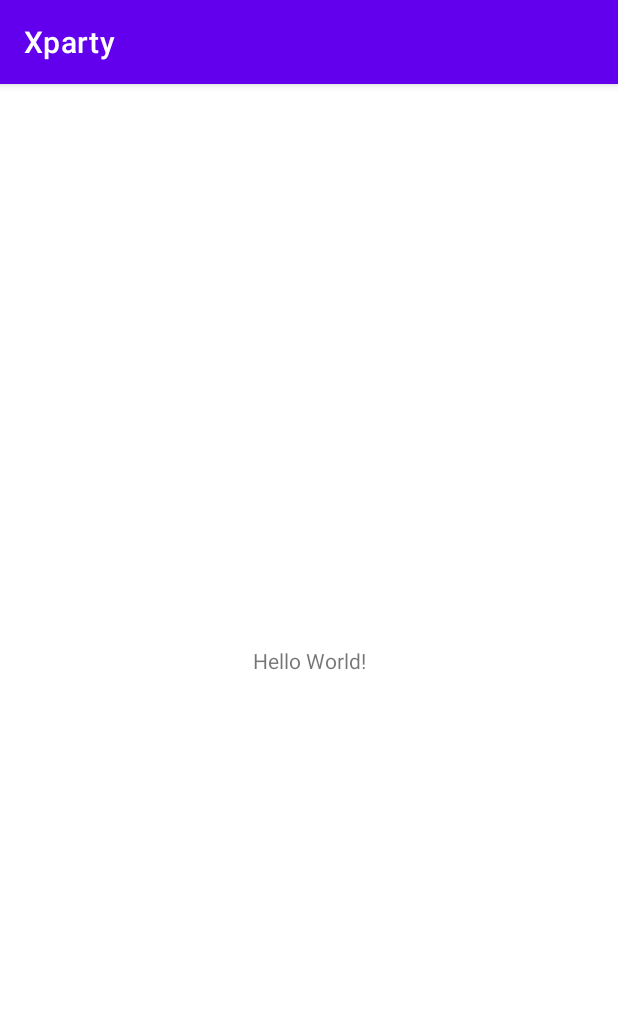
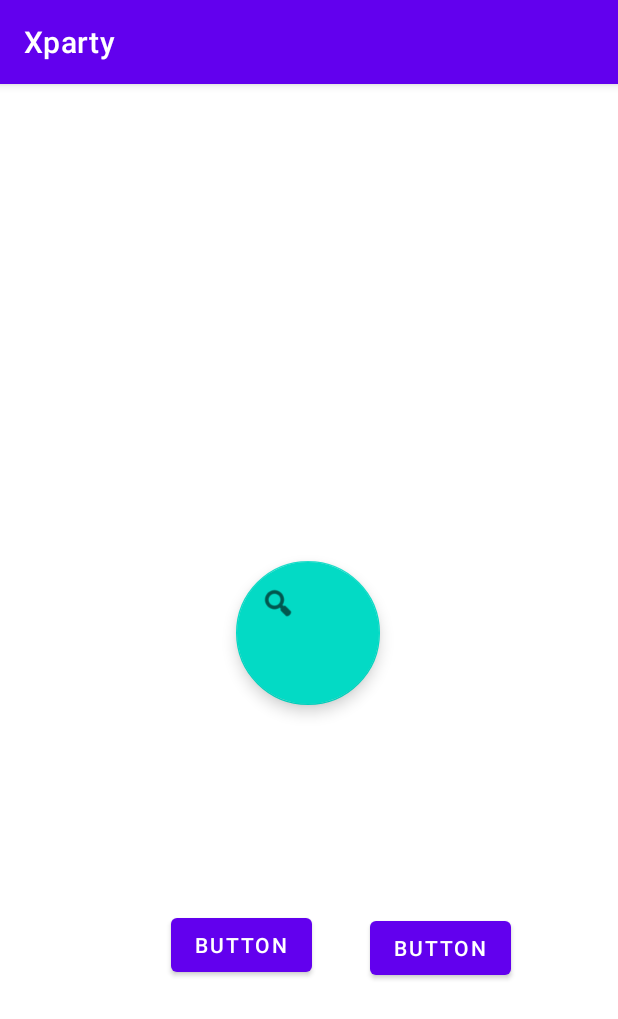
Before and after one commit to danielgeo96/Xparty, an Android app: the screen it shows after launch (MainActivity), on a phone screen of 412 x 824 dp. Shown: the top 1019 px of the screen. Run offline under Robolectric (Android 15) with nearby library versions, the phone set to English and light mode, and no system bars.

Commit message:
skeleton of the app

```diff
--- a/app/src/main/AndroidManifest.xml
+++ b/app/src/main/AndroidManifest.xml
@@ -13,7 +13,7 @@
         android:theme="@style/Theme.Xparty"
         tools:targetApi="31">
         <activity
-            android:name=".MainActivity"
+            android:name=".ui.main_character.MainActivity"
             android:exported="true">
             <intent-filter>
                 <action android:name="android.intent.action.MAIN" />
--- /dev/null
+++ b/app/src/main/java/com/example/xparty/ui/PartyDescriptionFragment.kt
@@ -0,0 +1,4 @@
+package com.example.xparty.ui
+
+class PartyDescriptionFragment {
+}
--- a/app/src/main/java/com/example/xparty/MainActivity.kt
+++ b/app/src/main/java/com/example/xparty/ui/main_character/MainActivity.kt
@@ -1,7 +1,8 @@
-package com.example.xparty
+package com.example.xparty.ui.main_character
 
 import androidx.appcompat.app.AppCompatActivity
 import android.os.Bundle
+import com.example.xparty.R
 
 class MainActivity : AppCompatActivity() {
     override fun onCreate(savedInstanceState: Bundle?) {
--- /dev/null
+++ b/app/src/main/java/com/example/xparty/ui/main_character/MainFragmentStart.kt
@@ -0,0 +1,30 @@
+package com.example.xparty.ui.main_character
+
+import android.os.Bundle
+import android.view.LayoutInflater
+import android.view.View
+import android.view.ViewGroup
+import androidx.fragment.app.Fragment
+import com.example.xparty.databinding.MainFragementLayoutBinding
+
+class MainFragmentStart : Fragment(){
+    private var _binding:MainFragementLayoutBinding?=null
+    private val binding get() = _binding!!
+    override fun onCreateView(
+        inflater: LayoutInflater,
+        container: ViewGroup?,
+        savedInstanceState: Bundle?
+    ): View? {
+        _binding = MainFragementLayoutBinding.inflate(inflater,container,false)
+        return binding.root
+    }
+
+    override fun onDestroyView() {
+        super.onDestroyView()
+        _binding = null
+    }
+
+    override fun onViewCreated(view: View, savedInstanceState: Bundle?) {
+        super.onViewCreated(view, savedInstanceState)
+    }
+}
--- a/app/src/main/res/layout/activity_main.xml
+++ b/app/src/main/res/layout/activity_main.xml
@@ -4,15 +4,19 @@
     xmlns:tools="http://schemas.android.com/tools"
     android:layout_width="match_parent"
     android:layout_height="match_parent"
-    tools:context=".MainActivity">
+    tools:context=".ui.main_character.MainActivity">
 
-    <TextView
-        android:layout_width="wrap_content"
-        android:layout_height="wrap_content"
-        android:text="Hello World!"
+    <androidx.fragment.app.FragmentContainerView
+        android:id="@+id/nav_host_fragment"
+        android:name="androidx.navigation.fragment.NavHostFragment"
+        android:layout_width="0dp"
+        android:layout_height="0dp"
+        app:layout_constraintLeft_toLeftOf="parent"
+        app:layout_constraintRight_toRightOf="parent"
+        app:layout_constraintTop_toTopOf="parent"
         app:layout_constraintBottom_toBottomOf="parent"
-        app:layout_constraintEnd_toEndOf="parent"
-        app:layout_constraintStart_toStartOf="parent"
-        app:layout_constraintTop_toTopOf="parent" />
+        app:defaultNavHost="true"
+        app:navGraph="@navigation/main_nev" />
+
 
 </androidx.constraintlayout.widget.ConstraintLayout>
--- /dev/null
+++ b/app/src/main/res/layout/main_fragement_layout.xml
@@ -0,0 +1,47 @@
+<?xml version="1.0" encoding="utf-8"?>
+<androidx.constraintlayout.widget.ConstraintLayout xmlns:android="http://schemas.android.com/apk/res/android"
+    xmlns:app="http://schemas.android.com/apk/res-auto"
+    xmlns:tools="http://schemas.android.com/tools"
+    android:layout_width="match_parent"
+    android:layout_height="match_parent"
+    android:orientation="vertical"
+    android:padding="16dp"
+    tools:context=".ui.main_character.MainFragmentStart">
+
+    <com.google.android.material.floatingactionbutton.FloatingActionButton
+        android:id="@+id/floatingActionButton"
+        android:layout_width="207dp"
+        android:layout_height="96dp"
+        android:clickable="true"
+        app:layout_constraintBottom_toBottomOf="parent"
+        app:layout_constraintEnd_toEndOf="parent"
+        app:layout_constraintHorizontal_bias="0.498"
+        app:layout_constraintStart_toStartOf="parent"
+        app:layout_constraintTop_toTopOf="parent"
+        app:layout_constraintVertical_bias="0.472"
+        app:srcCompat="@android:drawable/ic_menu_search" />
+
+    <Button
+        android:id="@+id/button"
+        android:layout_width="wrap_content"
+        android:layout_height="wrap_content"
+        android:text="Button"
+        app:layout_constraintBottom_toBottomOf="parent"
+        app:layout_constraintEnd_toEndOf="parent"
+        app:layout_constraintHorizontal_bias="0.343"
+        app:layout_constraintStart_toStartOf="parent"
+        app:layout_constraintTop_toBottomOf="@+id/floatingActionButton"
+        app:layout_constraintVertical_bias="0.47" />
+
+    <Button
+        android:id="@+id/button2"
+        android:layout_width="wrap_content"
+        android:layout_height="wrap_content"
+        android:text="Button"
+        app:layout_constraintBottom_toBottomOf="parent"
+        app:layout_constraintEnd_toEndOf="parent"
+        app:layout_constraintHorizontal_bias="0.412"
+        app:layout_constraintStart_toEndOf="@+id/button"
+        app:layout_constraintTop_toBottomOf="@+id/floatingActionButton"
+        app:layout_constraintVertical_bias="0.477" />
+</androidx.constraintlayout.widget.ConstraintLayout>
--- /dev/null
+++ b/app/src/main/res/navigation/main_nev.xml
@@ -0,0 +1,38 @@
+<?xml version="1.0" encoding="utf-8"?>
+<navigation xmlns:android="http://schemas.android.com/apk/res/android"
+    xmlns:app="http://schemas.android.com/apk/res-auto"
+    xmlns:tools="http://schemas.android.com/tools"
+    android:id="@+id/main_nev"
+    app:startDestination="@id/mainFragmentStart">
+
+    <fragment
+        android:id="@+id/mainFragmentStart"
+        android:name="com.example.xparty.ui.main_character.MainFragmentStart"
+        android:label="main_fragement_layout"
+        tools:layout="@layout/main_fragement_layout" >
+        <action
+            android:id="@+id/action_mainFragmentStart_to_addUserFragment"
+            app:destination="@id/addUserFragment" />
+        <action
+            android:id="@+id/action_mainFragmentStart_to_addPartyFragment"
+            app:destination="@id/addPartyFragment" />
+    </fragment>
+    <fragment
+        android:id="@+id/addPartyFragment"
+        android:name="com.example.xparty.ui.party_character.AddPartyFragment"
+        android:label="add_party_layout"
+        tools:layout="@layout/add_party_layout" >
+        <action
+            android:id="@+id/action_addPartyFragment_to_mainFragmentStart"
+            app:destination="@id/mainFragmentStart" />
+    </fragment>
+    <fragment
+        android:id="@+id/addUserFragment"
+        android:name="com.example.xparty.ui.user_character.AddUserFragment"
+        android:label="add_user_layout"
+        tools:layout="@layout/add_user_layout" >
+        <action
+            android:id="@+id/action_addUserFragment_to_mainFragmentStart"
+            app:destination="@id/mainFragmentStart" />
+    </fragment>
+</navigation>
```
Also changed, not shown: app/build.gradle (+8 -1 lines), app/src/main/java/com/example/xparty/data/Party.kt (added, +17 -0 lines), app/src/main/java/com/example/xparty/data/Repository/MainRepository.kt (added, +35 -0 lines), app/src/main/java/com/example/xparty/data/User.kt (added, +19 -0 lines), app/src/main/java/com/example/xparty/data/local_db/DataBase.kt (added, +26 -0 lines), app/src/main/java/com/example/xparty/data/local_db/PartiesDao.kt (added, +23 -0 lines), app/src/main/java/com/example/xparty/data/local_db/UsersDao.kt (added, +22 -0 lines), app/src/main/java/com/example/xparty/ui/party_character/AddPartyFragment.kt (added, +30 -0 lines), app/src/main/java/com/example/xparty/ui/user_character/AddUserFragment.kt (added, +30 -0 lines), app/src/main/res/layout/add_party_layout.xml (added, +49 -0 lines), app/src/main/res/layout/add_user_layout.xml (added, +50 -0 lines).
